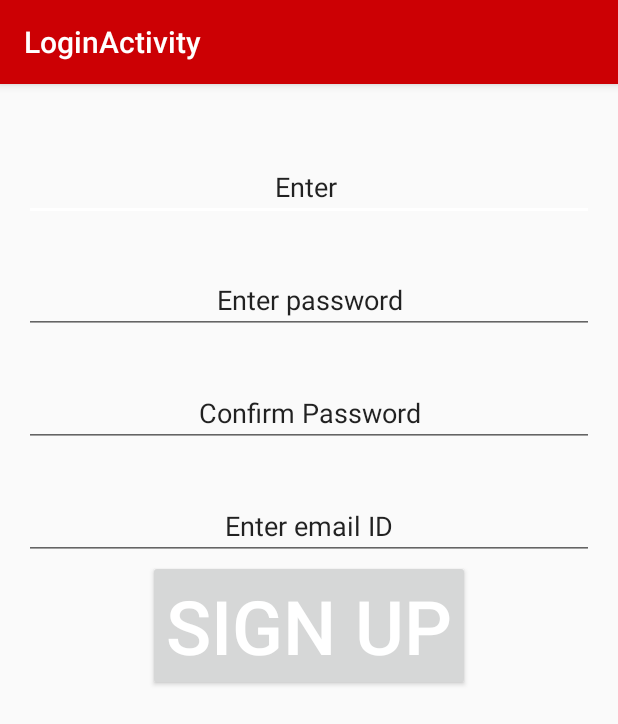
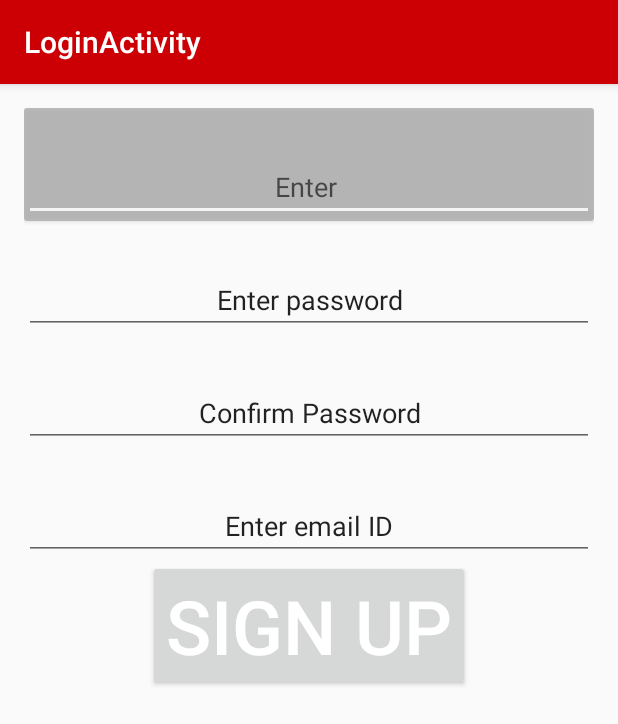
Before and after one commit to dheerajr17/MedTime2, an Android app: the SignUpActivity screen opened directly, with no data from a screen before it, on a phone screen of 412 x 824 dp. Shown: the top 724 px of the screen. Run offline under Robolectric (Android 15) with nearby library versions, the phone set to English and light mode, and no system bars; libraries missing offline, so code that uses them is left out: info.hoang8f.widget; plain views replace FButton; 2 statements that could not run were skipped.

Commit message:
card view syntax

```diff
--- a/app/src/main/res/layout/content_signup.xml
+++ b/app/src/main/res/layout/content_signup.xml
@@ -14,11 +14,13 @@
         android:layout_height="wrap_content"
         android:orientation="vertical"
         >
-        <!--<android.support.v7.widget.CardView
+        <android.support.v7.widget.CardView
+            xmlns:android="http://schemas.android.com/apk/res/android"
+            xmlns:card_view="http://schemas.android.com/apk/res-auto"
             android:layout_width="match_parent"
             android:layout_height="wrap_content"
-            android:background="#000000"
-            android:alpha=".75">-->
+            android:alpha=".75"
+            card_view:cardBackgroundColor="#AAAAAA">
         <!--<TextView
             android:layout_width="wrap_content"
             android:layout_height="match_parent"
@@ -36,7 +38,7 @@
             android:id="@+id/username"
             android:layout_gravity="center"
              />
-       <!-- </android.support.v7.widget.CardView>-->
+        </android.support.v7.widget.CardView>
         <EditText
             android:paddingTop="40dp"
             android:layout_width="match_parent"
```
Also changed, not shown: 2 other files.
